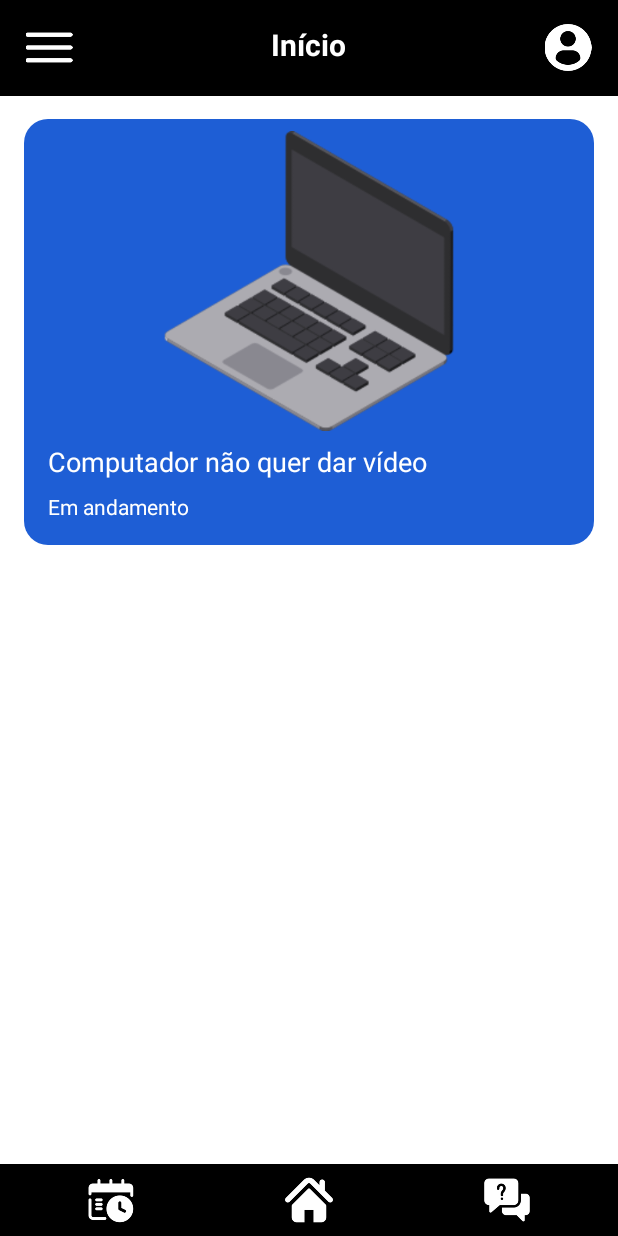
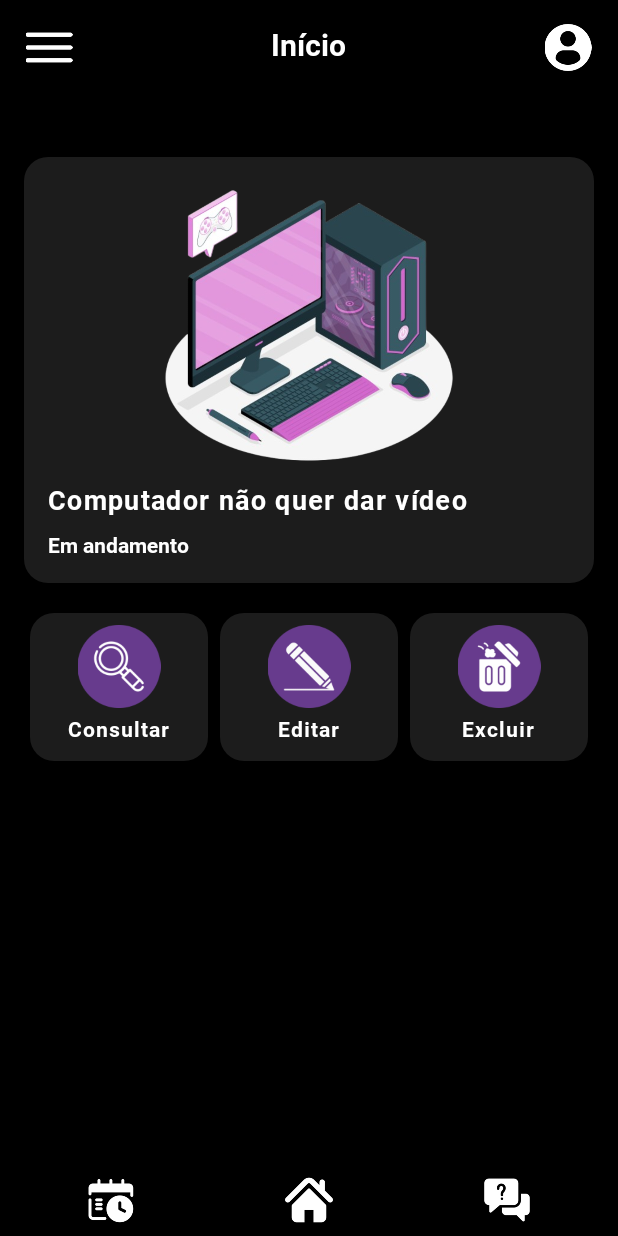
Before and after one commit to miguel-sant/SalvadorTech, an Android app: the layout activity_home.xml on its own in the app's theme, with its tools: preview values and no code run, on a phone screen of 412 x 824 dp. Run offline under Robolectric (Android 15) with nearby library versions, the phone set to English and light mode, and no system bars.

Commit message:
personalizando a tela inicial

```diff
--- a/app/build.gradle.kts
+++ b/app/build.gradle.kts
@@ -49,6 +49,7 @@ dependencies {
     implementation(libs.androidx.navigation.ui.ktx)
     implementation(libs.androidx.navigation.fragment)
     implementation(libs.androidx.navigation.ui)
+    implementation ("com.google.android.material:material:1.8.0")
 
     implementation(platform("com.google.firebase:firebase-bom:32.3.1"))
     implementation("com.google.firebase:firebase-auth-ktx")
--- /dev/null
+++ b/app/src/main/res/drawable/border_light.xml
@@ -0,0 +1,6 @@
+<?xml version="1.0" encoding="utf-8"?>
+<shape xmlns:android="http://schemas.android.com/apk/res/android"
+    android:shape="rectangle">
+    <solid android:color="#FF00FF" /> <!-- Cor da luz -->
+    <corners android:radius="8dp" />
+</shape>
--- a/app/src/main/res/drawable/rounded_background.xml
+++ b/app/src/main/res/drawable/rounded_background.xml
@@ -1,4 +1,4 @@
 <shape xmlns:android="http://schemas.android.com/apk/res/android">
     <corners android:radius="16dp" />
-    <solid android:color="#1e5ed5" />
+    <solid android:color="#1c1c1c" />
 </shape>
--- a/app/src/main/res/layout/activity_home.xml
+++ b/app/src/main/res/layout/activity_home.xml
@@ -9,7 +9,7 @@
     <RelativeLayout
         android:layout_width="match_parent"
         android:layout_height="match_parent"
-        android:background="@color/white">
+        android:background="@color/black">
 
         <androidx.appcompat.widget.Toolbar
             android:id="@+id/toolbar"
@@ -43,6 +43,7 @@
                 android:text="Início"
                 android:textColor="@color/white"
                 android:textSize="20sp"
+                android:fontFamily="@font/roboto_bold"
                 android:textStyle="bold" />
 
             <ImageView
@@ -53,7 +54,6 @@
                 android:layout_marginEnd="-3dp"
                 android:contentDescription="User Icon"
                 android:src="@drawable/perfil" />
-
         </RelativeLayout>
 
         <ScrollView
@@ -75,6 +75,7 @@
                     android:orientation="vertical"
                     android:background="@drawable/rounded_background"
                     android:padding="8dp"
+                    android:layout_marginTop="25dp"
                     android:layout_marginBottom="16dp"
                     android:clickable="true"
                     android:focusable="true">
@@ -82,7 +83,7 @@
                     <ImageView
                         android:layout_width="match_parent"
                         android:layout_height="200dp"
-                        android:src="@drawable/laptop"
+                        android:src="@drawable/computador"
                         android:contentDescription="Item Image"
                         android:scaleType="fitCenter"
                         android:adjustViewBounds="true"
@@ -94,7 +95,9 @@
                         android:text="Computador não quer dar vídeo"
                         android:textSize="18sp"
                         android:padding="8dp"
-                        android:textColor="@color/white" />
+                        android:textColor="@color/white"
+                        android:fontFamily="@font/roboto_bold"
+                        android:letterSpacing="0.05" />
 
                     <TextView
                         android:layout_width="wrap_content"
@@ -103,7 +106,113 @@
                         android:textSize="14sp"
                         android:paddingStart="8dp"
                         android:paddingBottom="8dp"
+                        android:fontFamily="@font/roboto_bold"
                         android:textColor="@color/white" />
+                </LinearLayout>
+
+                <LinearLayout
+                    android:id="@+id/three_cards_layout"
+                    android:layout_width="match_parent"
+                    android:layout_height="wrap_content"
+                    android:orientation="horizontal"
+                    android:gravity="center"
+                    android:layout_marginBottom="16dp">
+
+                    <LinearLayout
+                        android:layout_width="0dp"
+                        android:layout_height="wrap_content"
+                        android:layout_weight="1"
+                        android:orientation="vertical"
+                        android:background="@drawable/rounded_background"
+                        android:padding="8dp"
+                        android:layout_margin="4dp"
+                        android:clickable="true"
+                        android:focusable="true"
+                        android:gravity="center">
+                        <ImageView
+                            android:layout_width="match_parent"
+                            android:layout_height="55dp"
+                            android:src="@drawable/consultar"
+                            android:contentDescription="Small Card Image 1"
+                            android:scaleType="fitCenter"
+                            android:adjustViewBounds="true"
+                            android:layout_gravity="center" />
+
+                        <TextView
+                            android:layout_width="wrap_content"
+                            android:layout_height="wrap_content"
+                            android:text="Consultar"
+                            android:textSize="14sp"
+                            android:padding="4dp"
+                            android:textColor="@color/white"
+                            android:fontFamily="@font/roboto_bold"
+                            android:letterSpacing="0.05" />
+                    </LinearLayout>
+
+                    <LinearLayout
+                        android:layout_width="0dp"
+                        android:layout_height="wrap_content"
+                        android:layout_weight="1"
+                        android:orientation="vertical"
+                        android:background="@drawable/rounded_background"
+                        android:padding="8dp"
+                        android:layout_margin="4dp"
+                        android:clickable="true"
+                        android:focusable="true"
+                        android:gravity="center">
+
+                        <ImageView
+                            android:layout_width="match_parent"
+                            android:layout_height="55dp"
+                            android:src="@drawable/icon_edit"
+                            android:contentDescription="Small Card Image 2"
+                            android:scaleType="fitCenter"
+                            android:adjustViewBounds="true"
+                            android:layout_gravity="center" />
+
+                        <TextView
+                            android:layout_width="wrap_content"
+                            android:layout_height="wrap_content"
+                            android:text="Editar"
+                            android:textSize="14sp"
+                            android:padding="4dp"
+                            android:textColor="@color/white"
+                            android:fontFamily="@font/roboto_bold"
+                            android:letterSpacing="0.05" />
+                    </LinearLayout>
+
+                    <LinearLayout
+                        android:layout_width="0dp"
+                        android:layout_height="wrap_content"
+                        android:layout_weight="1"
+                        android:orientation="vertical"
+                        android:background="@drawable/rounded_background"
+                        android:padding="8dp"
+                        android:layout_margin="4dp"
+                        android:clickable="true"
+                        android:focusable="true"
+                        android:gravity="center">
+
+                        <ImageView
+                            android:layout_width="match_parent"
+                            android:layout_height="55dp"
+                            android:src="@drawable/icon_excluir"
+                            android:contentDescription="Small Card Image 3"
+                            android:scaleType="fitCenter"
+                            android:adjustViewBounds="true"
+                            android:layout_gravity="center" />
+
+                        <TextView
+                            android:layout_width="wrap_content"
+                            android:layout_height="wrap_content"
+                            android:text="Excluir"
+                            android:textSize="14sp"
+                            android:padding="4dp"
+                            android:textColor="@color/white"
+                            android:fontFamily="@font/roboto_bold"
+                            android:letterSpacing="0.05" />
+                    </LinearLayout>
+
                 </LinearLayout>
 
             </LinearLayout>
@@ -143,6 +252,7 @@
                 android:contentDescription="Help Bottom"
                 android:layout_weight="1" />
         </LinearLayout>
+
     </RelativeLayout>
 
     <LinearLayout
@@ -180,5 +290,4 @@
             android:layout_gravity="center_vertical" />
 
     </LinearLayout>
-
 </androidx.drawerlayout.widget.DrawerLayout>
```
Also changed, not shown: app/src/main/AndroidManifest.xml (+5 -4 lines), app/src/main/java/com/example/salvadortech/HomeActivity.kt (+9 -8 lines), app/src/main/res/drawable/border_animation.xml (added, +8 -0 lines), app/src/main/res/drawable/border_gradient.xml (added, +17 -0 lines), app/src/main/res/drawable/border_light_effect.xml (added, +15 -0 lines), app/src/main/res/drawable/aasd.png (added), app/src/main/res/drawable/computador.png (added), app/src/main/res/drawable/consultar.png (added), app/src/main/res/drawable/icon_edit.png (added), app/src/main/res/drawable/icon_excluir.png (added), app/src/main/res/font/roboto_bold.ttf (added).
